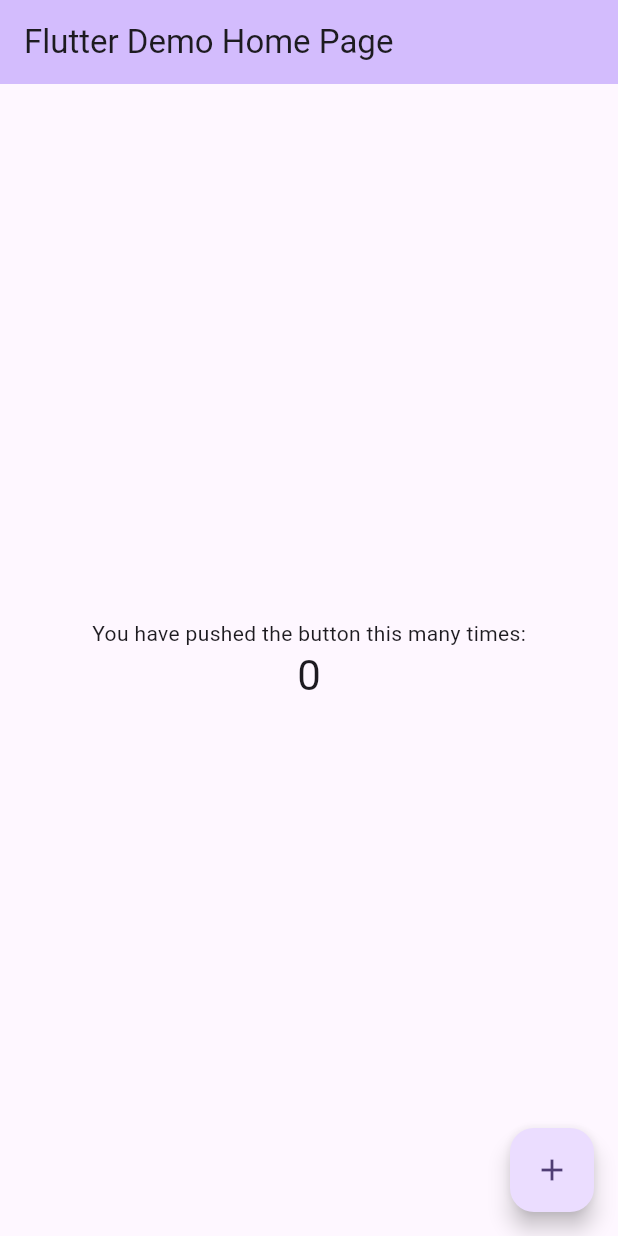
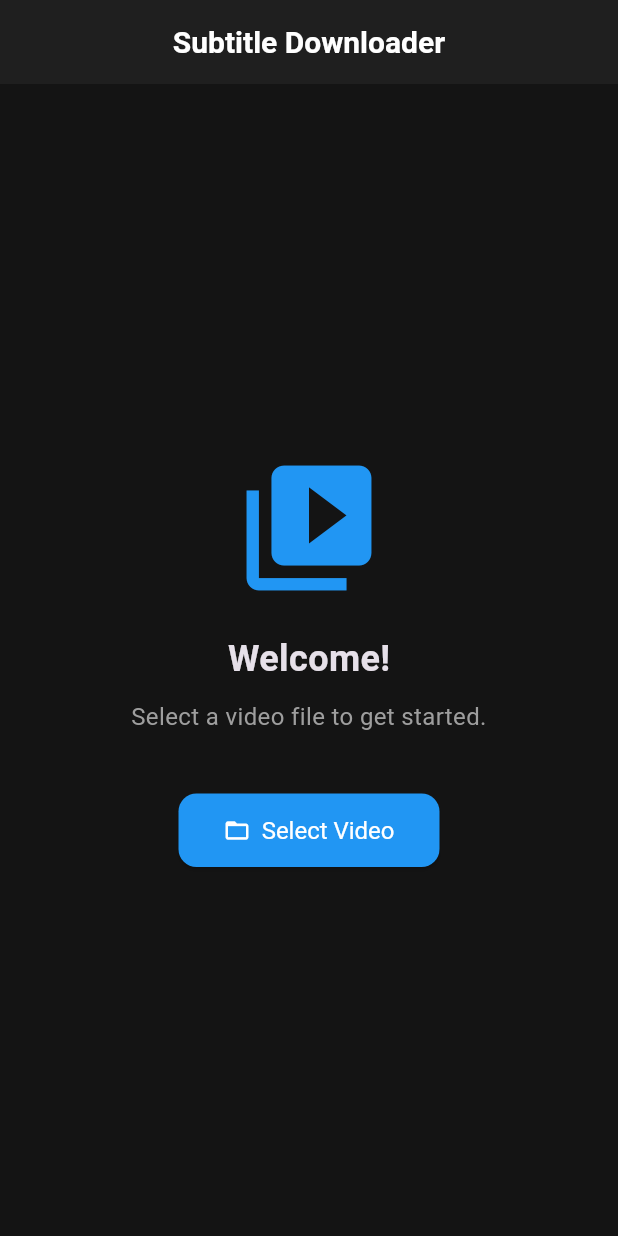
Before and after one commit to could-ai/019a524b-9cab-737f-b566-69f806d08fc6, a Flutter app: the screen it shows after launch, on a phone screen of 412 x 824 dp. Run offline on Flutter 3.47's test engine with Material 3 defaults, Android fonts, the phone set to English and light mode, and no system bars.

Commit message:
I have replaced the default counter application with a new configuration for the subtitle downloader app. This includes setting up a dark theme which is more suitable for a media-focused application and pointing the home screen to a new 'HomeScreen' widget. This provides a clean and relevant starting point for the app.; I have created a new home screen for the application. This screen provides a welcoming user interface with an icon, a title, a descriptive text, and a 'Select Video' button. This serves as the initial landing page for the user, guiding them on how to start using the app. The button currently has placeholder functionality.

```diff
--- a/usr/lib/main.dart
+++ b/usr/lib/main.dart
@@ -1,4 +1,5 @@
 import 'package:flutter/material.dart';
+import 'package:couldai_user_app/screens/home_screen.dart';
 
 void main() {
   runApp(const MyApp());
@@ -7,114 +8,26 @@ void main() {
 class MyApp extends StatelessWidget {
   const MyApp({super.key});
 
-  // This widget is the root of your application.
   @override
   Widget build(BuildContext context) {
     return MaterialApp(
-      title: 'Flutter Demo',
+      title: 'Subtitle Downloader',
       debugShowCheckedModeBanner: false,
-      theme: ThemeData(
-        // This is the theme of your application.
-        //
-        // TRY THIS: Try running your application with "flutter run". You'll see
-        // the application has a purple toolbar. Then, without quitting the app,
-        // try changing the seedColor in the colorScheme below to Colors.green
-        // and then invoke "hot reload" (save your changes or press the "hot
-        // reload" button in a Flutter-supported IDE, or press "r" if you used
-        // the command line to start the app).
-        //
-        // Notice that the counter didn't reset back to zero; the application
-        // state is not lost during the reload. To reset the state, use hot
-        // restart instead.
-        //
-        // This works for code too, not just values: Most code changes can be
-        // tested with just a hot reload.
-        colorScheme: ColorScheme.fromSeed(seedColor: Colors.deepPurple),
+      theme: ThemeData.dark().copyWith(
+        primaryColor: Colors.blue,
+        hintColor: Colors.blueAccent,
+        scaffoldBackgroundColor: const Color(0xFF141414),
+        appBarTheme: const AppBarTheme(
+          backgroundColor: Color(0xFF1F1F1F),
+          elevation: 0,
+          titleTextStyle: TextStyle(
+            color: Colors.white,
+            fontSize: 20,
+            fontWeight: FontWeight.bold,
+          ),
+        ),
       ),
-      home: const MyHomePage(title: 'Flutter Demo Home Page'),
+      home: const HomeScreen(),
     );
   }
 }
-
-class MyHomePage extends StatefulWidget {
-  const MyHomePage({super.key, required this.title});
-
-  // This widget is the home page of your application. It is stateful, meaning
-  // that it has a State object (defined below) that contains fields that affect
-  // how it looks.
-
-  // This class is the configuration for the state. It holds the values (in this
-  // case the title) provided by the parent (in this case the App widget) and
-  // used by the build method of the State. Fields in a Widget subclass are
-  // always marked "final".
-
-  final String title;
-
-  @override
-  State<MyHomePage> createState() => _MyHomePageState();
-}
-
-class _MyHomePageState extends State<MyHomePage> {
-  int _counter = 0;
-
-  void _incrementCounter() {
-    setState(() {
-      // This call to setState tells the Flutter framework that something has
-      // changed in this State, which causes it to rerun the build method below
-      // so that the display can reflect the updated values. If we changed
-      // _counter without calling setState(), then the build method would not be
-      // called again, and so nothing would appear to happen.
-      _counter++;
-    });
-  }
-
-  @override
-  Widget build(BuildContext context) {
-    // This method is rerun every time setState is called, for instance as done
-    // by the _incrementCounter method above.
-    //
-    // The Flutter framework has been optimized to make rerunning build methods
-    // fast, so that you can just rebuild anything that needs updating rather
-    // than having to individually change instances of widgets.
-    return Scaffold(
-      appBar: AppBar(
-        // TRY THIS: Try changing the color here to a specific color (to
-        // Colors.amber, perhaps?) and trigger a hot reload to see the AppBar
-        // change color while the other colors stay the same.
-        backgroundColor: Theme.of(context).colorScheme.inversePrimary,
-        // Here we take the value from the MyHomePage object that was created by
-        // the App.build method, and use it to set our appbar title.
-        title: Text(widget.title),
-      ),
-      body: Center(
-        // Center is a layout widget. It takes a single child and positions it
-        // in the middle of the parent.
-        child: Column(
-          // Column is also a layout widget. It takes a list of children and
-          // arranges them vertically. By default, it sizes itself to fit its
-          // children horizontally, and tries to be as tall as its parent.
-          //
-          // Column has various properties to control how it sizes itself and
-          // how it positions its children. Here we use mainAxisAlignment to
-          // center the children vertically; the main axis here is the vertical
-          // axis because Columns are vertical (the cross axis would be
-          // horizontal).
-          //
-          // TRY THIS: Invoke "debug painting" (choose the "Toggle Debug Paint"
-          // action in the IDE, or press "p" in the console), to see the
-          // wireframe for each widget.
-          mainAxisAlignment: MainAxisAlignment.center,
-          children: <Widget>[
-            const Text('You have pushed the button this many times:'),
-            Text('$_counter', style: Theme.of(context).textTheme.headlineMedium),
-          ],
-        ),
-      ),
-      floatingActionButton: FloatingActionButton(
-        onPressed: _incrementCounter,
-        tooltip: 'Increment',
-        child: const Icon(Icons.add),
-      ), // This trailing comma makes auto-formatting nicer for build methods.
-    );
-  }
-}
--- /dev/null
+++ b/usr/lib/screens/home_screen.dart
@@ -0,0 +1,71 @@
+import 'package:flutter/material.dart';
+
+class HomeScreen extends StatefulWidget {
+  const HomeScreen({super.key});
+
+  @override
+  State<HomeScreen> createState() => _HomeScreenState();
+}
+
+class _HomeScreenState extends State<HomeScreen> {
+  void _pickVideo() {
+    // Placeholder for file picking logic
+    print("Pick video button pressed");
+  }
+
+  @override
+  Widget build(BuildContext context) {
+    return Scaffold(
+      appBar: AppBar(
+        title: const Text('Subtitle Downloader'),
+        centerTitle: true,
+      ),
+      body: Center(
+        child: Padding(
+          padding: const EdgeInsets.all(16.0),
+          child: Column(
+            mainAxisAlignment: MainAxisAlignment.center,
+            children: <Widget>[
+              const Icon(
+                Icons.video_library,
+                size: 100,
+                color: Colors.blue,
+              ),
+              const SizedBox(height: 20),
+              const Text(
+                'Welcome!',
+                style: TextStyle(
+                  fontSize: 24,
+                  fontWeight: FontWeight.bold,
+                ),
+              ),
+              const SizedBox(height: 10),
+              const Text(
+                'Select a video file to get started.',
+                textAlign: TextAlign.center,
+                style: TextStyle(
+                  fontSize: 16,
+                  color: Colors.grey,
+                ),
+              ),
+              const SizedBox(height: 40),
+              ElevatedButton.icon(
+                onPressed: _pickVideo,
+                icon: const Icon(Icons.folder_open),
+                label: const Text('Select Video'),
+                style: ElevatedButton.styleFrom(
+                  foregroundColor: Colors.white, backgroundColor: Colors.blue,
+                  padding: const EdgeInsets.symmetric(horizontal: 30, vertical: 15),
+                  textStyle: const TextStyle(fontSize: 16),
+                  shape: RoundedRectangleBorder(
+                    borderRadius: BorderRadius.circular(12),
+                  ),
+                ),
+              ),
+            ],
+          ),
+        ),
+      ),
+    );
+  }
+}
```
